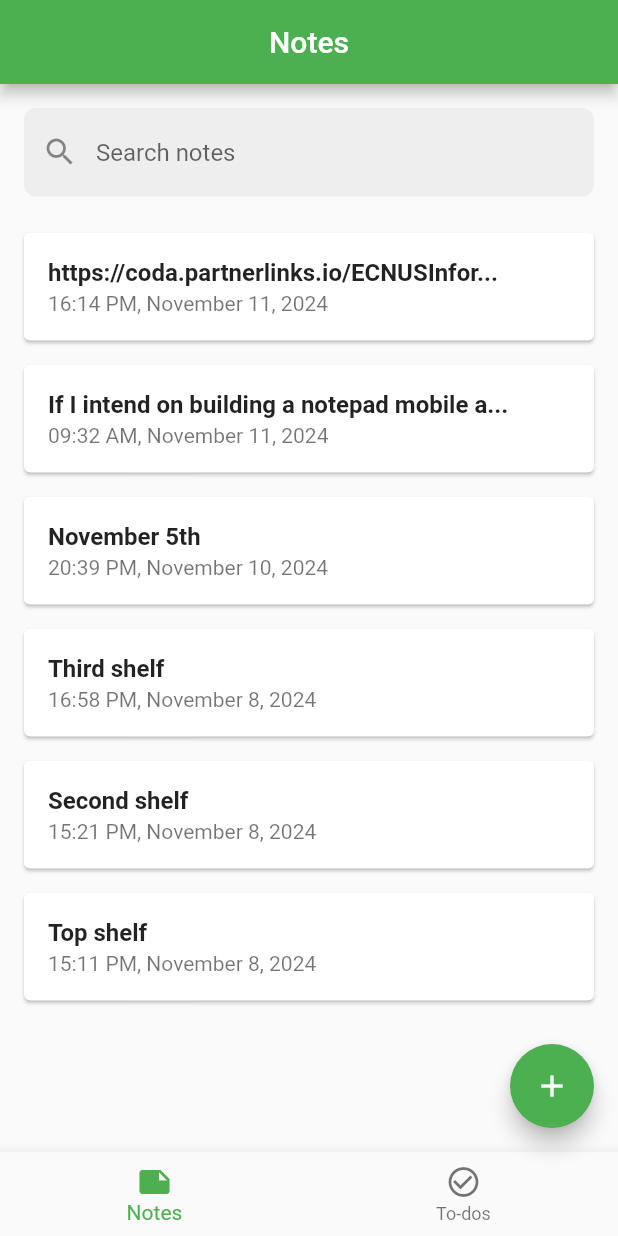
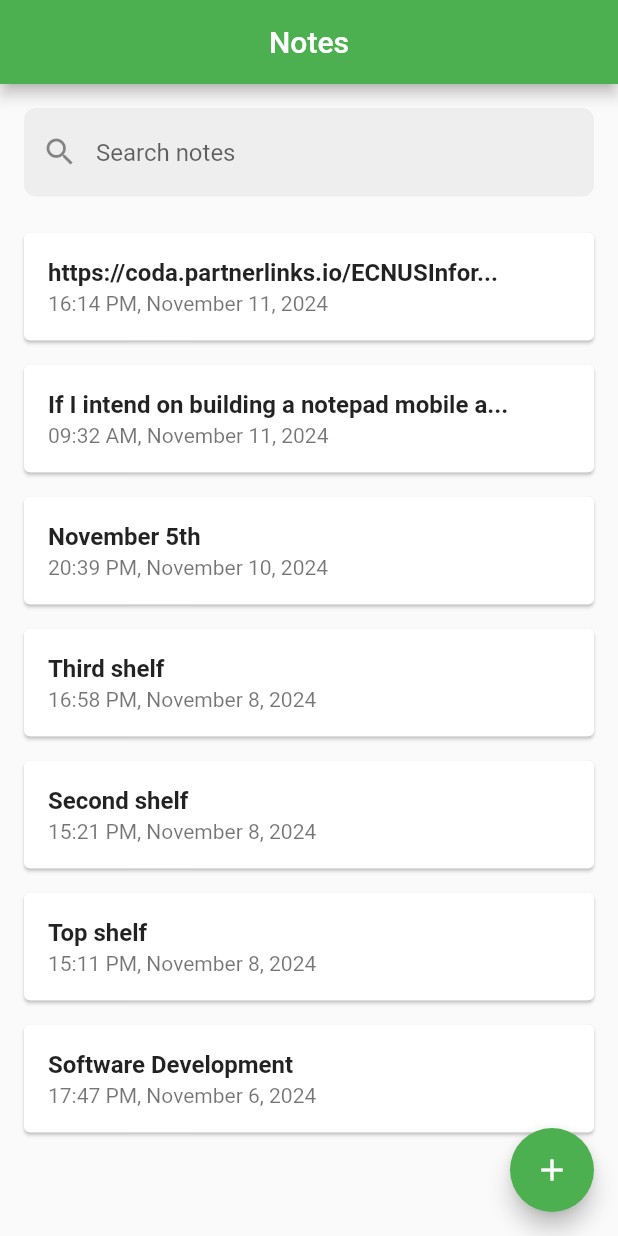
Before and after one commit to chistev/flutter_notepad, a Flutter app: the screen it shows after launch, on a phone screen of 412 x 824 dp. Run offline on Flutter 3.47's test engine with Material 2 defaults, Android fonts, the phone set to English and light mode, and no system bars.

Commit message:
removed bottom navs

```diff
--- a/lib/bottom_nav_bar.dart
+++ /dev/null
@@ -1,31 +0,0 @@
-import 'package:flutter/material.dart';
-
-class BottomNavBar extends StatelessWidget {
-  final int selectedIndex;
-  final ValueChanged<int> onItemTapped;
-
-  const BottomNavBar({
-    Key? key,
-    required this.selectedIndex,
-    required this.onItemTapped,
-  }) : super(key: key);
-
-  @override
-  Widget build(BuildContext context) {
-    return BottomNavigationBar(
-      items: const <BottomNavigationBarItem>[
-        BottomNavigationBarItem(
-          icon: Icon(Icons.note),
-          label: 'Notes',
-        ),
-        BottomNavigationBarItem(
-          icon: Icon(Icons.check_circle_outline),
-          label: 'To-dos',
-        ),
-      ],
-      currentIndex: selectedIndex,
-      selectedItemColor: Colors.green,
-      onTap: onItemTapped,
-    );
-  }
-}
--- a/lib/notes_page.dart
+++ b/lib/notes_page.dart
@@ -1,6 +1,5 @@
 import 'package:flutter/material.dart';
 import 'note_list_item.dart';
-import 'bottom_nav_bar.dart';
 import 'search_bar.dart';
 
 class NotesPage extends StatefulWidget {
@@ -11,11 +10,11 @@ class NotesPage extends StatefulWidget {
 }
 
 class _NotesPageState extends State<NotesPage> {
-  int _selectedIndex = 0;
   final FocusNode _searchFocusNode = FocusNode();
   final TextEditingController _searchController = TextEditingController();
   bool _showEmptyState = false;
 
+  // Sample notes list
   final List<Map<String, String>> notes = [
     {"title": "https://coda.partnerlinks.io/ECNUSInfor...", "date": "16:14 PM, November 11, 2024"},
     {"title": "If I intend on building a notepad mobile a...", "date": "09:32 AM, November 11, 2024"},
@@ -23,6 +22,7 @@ class _NotesPageState extends State<NotesPage> {
     {"title": "Third shelf", "date": "16:58 PM, November 8, 2024"},
     {"title": "Second shelf", "date": "15:21 PM, November 8, 2024"},
     {"title": "Top shelf", "date": "15:11 PM, November 8, 2024"},
+    {"title": "Software Development", "date": "17:47 PM, November 6, 2024"},
   ];
 
   List<Map<String, String>> _filteredNotes = [];
@@ -67,13 +67,6 @@ class _NotesPageState extends State<NotesPage> {
       return Future.value(false); // Don't pop the screen
     }
     return Future.value(true); // Allow the back action if the keyboard is not visible
-  }
-
-  // This is the missing _onItemTapped function that handles bottom nav item tap.
-  void _onItemTapped(int index) {
-    setState(() {
-      _selectedIndex = index;
-    });
   }
 
   @override
@@ -137,10 +130,6 @@ class _NotesPageState extends State<NotesPage> {
           tooltip: 'Add Note',
           child: const Icon(Icons.add),
         ),
-        bottomNavigationBar: BottomNavBar(
-          selectedIndex: _selectedIndex,
-          onItemTapped: _onItemTapped, // This is now defined
-        ),
       ),
     );
   }
```
